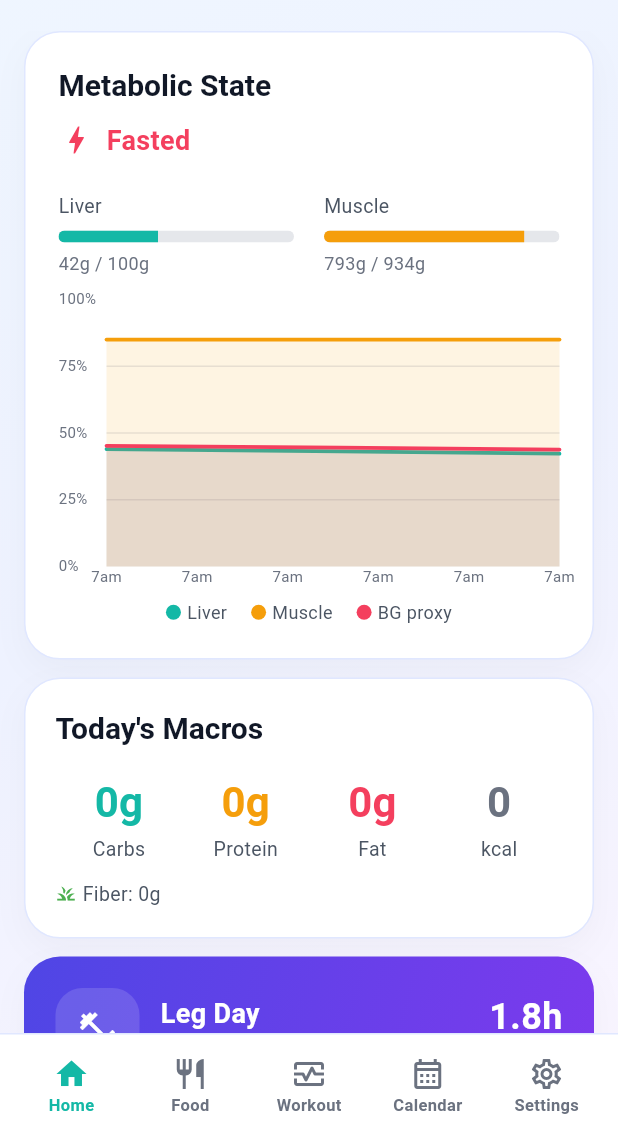
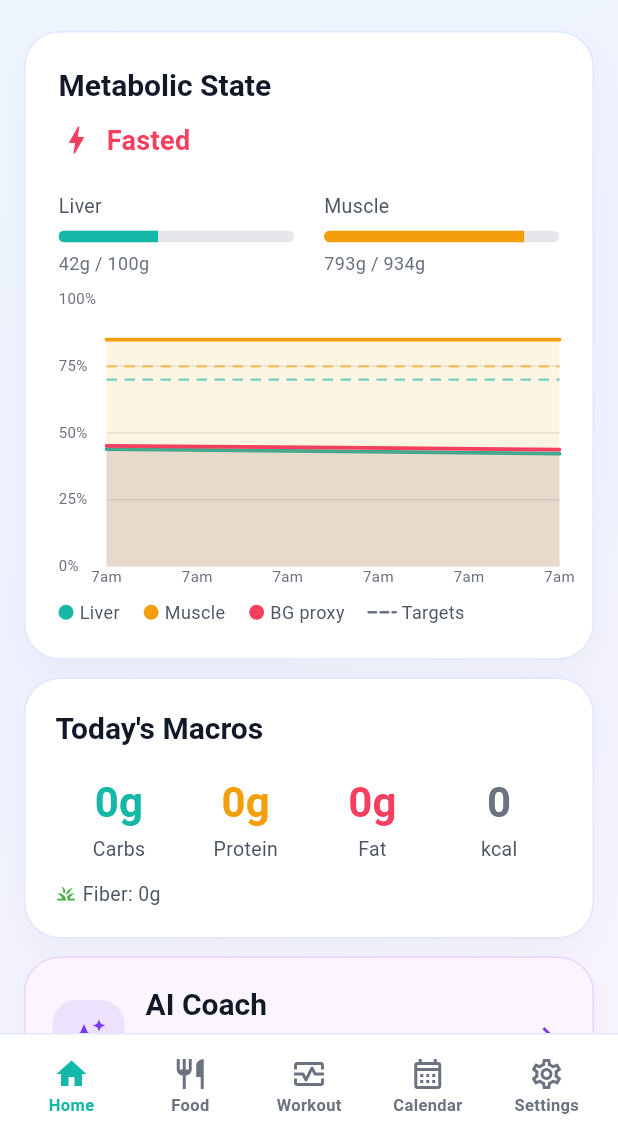
Before and after one commit to cashabranner/Hackathon-2026, a Flutter app: the screen it shows after launch, after a tap on "Alex — Fasted Morning", on a phone screen of 412 x 824 dp, the part 95-1236 px from its top. Run offline on Flutter 3.47's test engine with Material 3 defaults, Android fonts, the phone set to English and light mode, and no system bars; drawn by our look-alikes of fl_chart; our stand-ins replace flutter_dotenv, go_router; accounts and stored records are empty.

Commit message:
Added Summary page and target metrics

```diff
--- a/lib/config/app_config.dart
+++ b/lib/config/app_config.dart
@@ -5,6 +5,7 @@ class AppConfig {
   static const _supabaseAnonKeyDefine =
       String.fromEnvironment('SUPABASE_ANON_KEY');
   static const _foodParserUrlDefine = String.fromEnvironment('FOOD_PARSER_URL');
+  static const _coachChatUrlDefine = String.fromEnvironment('COACH_CHAT_URL');
 
   static String get supabaseUrl =>
       _supabaseUrlDefine.isNotEmpty ? _supabaseUrlDefine : _env('SUPABASE_URL');
@@ -17,8 +18,28 @@ class AppConfig {
       ? _foodParserUrlDefine
       : _env('FOOD_PARSER_URL');
 
+  static String get coachChatUrl {
+    if (_coachChatUrlDefine.isNotEmpty) return _coachChatUrlDefine;
+
+    final envValue = _env('COACH_CHAT_URL');
+    if (envValue.isNotEmpty) return envValue;
+
+    if (foodParserUrl.contains('/food-parser')) {
+      return foodParserUrl.replaceFirst('/food-parser', '/coach-chat');
+    }
+
+    if (supabaseUrl.isNotEmpty) {
+      return '$supabaseUrl/functions/v1/coach-chat';
+    }
+
+    return '';
+  }
+
   static bool get hasRemoteFoodParser =>
       foodParserUrl.isNotEmpty && supabaseAnonKey.isNotEmpty;
 
+  static bool get hasCoachChat =>
+      coachChatUrl.isNotEmpty && supabaseAnonKey.isNotEmpty;
+
   static String _env(String key) => dotenv.maybeGet(key) ?? '';
 }
--- a/lib/router.dart
+++ b/lib/router.dart
@@ -1,6 +1,7 @@
 import 'package:go_router/go_router.dart';
 
 import 'repositories/app_state.dart';
+import 'screens/coach_chat/coach_chat_screen.dart';
 import 'screens/dashboard/dashboard_screen.dart';
 import 'screens/food_log/food_log_screen.dart';
 import 'screens/lift_planner/lift_planner_screen.dart';
@@ -29,6 +30,10 @@ GoRouter buildRouter(AppState appState) {
         builder: (ctx, state) => const DashboardScreen(),
       ),
       GoRoute(
+        path: '/coach-chat',
+        builder: (ctx, state) => const CoachChatScreen(),
+      ),
+      GoRoute(
         path: '/food-log',
         builder: (ctx, state) => const FoodLogScreen(),
       ),
--- a/lib/screens/dashboard/dashboard_screen.dart
+++ b/lib/screens/dashboard/dashboard_screen.dart
@@ -223,6 +223,7 @@ class _DashboardScreenState extends State<DashboardScreen> {
                             onLogFood: () =>
                                 setState(() => _tab = _MainTab.food),
                             onDetails: () => context.push('/prescription'),
+                            onCoach: () => context.push('/coach-chat'),
                           ),
                         if (_tab == _MainTab.food)
                           _FoodPage(
@@ -434,6 +435,7 @@ class _HomePage extends StatelessWidget {
   final VoidCallback onPlanLift;
   final VoidCallback onLogFood;
   final VoidCallback onDetails;
+  final VoidCallback onCoach;
 
   const _HomePage({
     required this.state,
@@ -441,6 +443,7 @@ class _HomePage extends StatelessWidget {
     required this.onPlanLift,
     required this.onLogFood,
     required this.onDetails,
+    required this.onCoach,
   });
 
   @override
@@ -450,6 +453,8 @@ class _HomePage extends StatelessWidget {
         _MetabolicStateCard(state: metabolicState),
         const SizedBox(height: 12),
         MacroTotalsCard(state: metabolicState),
+        const SizedBox(height: 12),
+        _AiCoachCard(onTap: onCoach),
         const SizedBox(height: 12),
         _WorkoutCard(appState: state, onTap: onPlanLift),
         const SizedBox(height: 12),
@@ -587,6 +592,54 @@ class _GlycogenBar extends StatelessWidget {
           style: const TextStyle(color: AppTheme.gray500, fontSize: 12),
         ),
       ],
+    );
+  }
+}
+
+class _AiCoachCard extends StatelessWidget {
+  final VoidCallback onTap;
+
+  const _AiCoachCard({required this.onTap});
+
+  @override
+  Widget build(BuildContext context) {
+    return InkWell(
+      onTap: onTap,
+      borderRadius: BorderRadius.circular(24),
+      child: AppCard(
+        padding: const EdgeInsets.all(18),
+        borderColor: const Color(0xFFE9D5FF),
+        color: const Color(0xFFFAF5FF),
+        child: Row(
+          children: [
+            Container(
+              width: 48,
+              height: 48,
+              decoration: BoxDecoration(
+                color: AppTheme.purple.withAlpha(26),
+                borderRadius: BorderRadius.circular(16),
+              ),
+              child: const Icon(Icons.auto_awesome, color: AppTheme.purple),
+            ),
+            const SizedBox(width: 14),
+            Expanded(
+              child: Column(
+                crossAxisAlignment: CrossAxisAlignment.start,
+                children: [
+                  Text('AI Coach',
+                      style: Theme.of(context).textTheme.titleLarge),
+                  const SizedBox(height: 3),
+                  Text(
+                    'Recent fuel, glycogen, and training metrics',
+                    style: Theme.of(context).textTheme.bodyMedium,
+                  ),
+                ],
+              ),
+            ),
+            const Icon(Icons.chevron_right, color: AppTheme.purple),
+          ],
+        ),
+      ),
     );
   }
 }
--- a/lib/widgets/glycogen_chart.dart
+++ b/lib/widgets/glycogen_chart.dart
@@ -4,6 +4,9 @@ import 'package:intl/intl.dart';
 
 import '../models/metabolic_state.dart';
 import '../theme/app_theme.dart';
+
+const double _liverTargetPct = 70;
+const double _muscleTargetPct = 75;
 
 class GlycogenChart extends StatelessWidget {
   final List<GlycogenPoint> curve;
@@ -85,6 +88,22 @@ class GlycogenChart extends StatelessWidget {
                 const AxisTitles(sideTitles: SideTitles(showTitles: false)),
           ),
           borderData: FlBorderData(show: false),
+          extraLinesData: ExtraLinesData(
+            horizontalLines: [
+              _targetLine(
+                y: _liverTargetPct,
+                color: AppTheme.teal,
+                label: 'Liver target',
+                labelAlignment: Alignment.bottomRight,
+              ),
+              _targetLine(
+                y: _muscleTargetPct,
+                color: AppTheme.amber,
+                label: 'Muscle target',
+                labelAlignment: Alignment.topRight,
+              ),
+            ],
+          ),
           lineBarsData: [
             _line(liverSpots, AppTheme.teal, 'Liver'),
             _line(muscleSpots, AppTheme.amber, 'Muscle'),
@@ -102,6 +121,31 @@ class GlycogenChart extends StatelessWidget {
             ),
           ),
         ),
+      ),
+    );
+  }
+
+  HorizontalLine _targetLine({
+    required double y,
+    required Color color,
+    required String label,
+    required Alignment labelAlignment,
+  }) {
+    return HorizontalLine(
+      y: y,
+      color: color.withAlpha(150),
+      strokeWidth: 1.5,
+      dashArray: const [7, 5],
+      label: HorizontalLineLabel(
+        show: true,
+        alignment: labelAlignment,
+        padding: const EdgeInsets.only(right: 4, bottom: 2),
+        style: TextStyle(
+          color: color.withAlpha(210),
+          fontSize: 10,
+          fontWeight: FontWeight.w700,
+        ),
+        labelResolver: (_) => label,
       ),
     );
   }
@@ -127,23 +171,46 @@ class GlycogenLegend extends StatelessWidget {
 
   @override
   Widget build(BuildContext context) {
+    return Wrap(
+      spacing: 16,
+      runSpacing: 8,
+      alignment: WrapAlignment.center,
+      children: [
+        _LegendItem.swatch(color: AppTheme.teal, label: 'Liver'),
+        _LegendItem.swatch(color: AppTheme.amber, label: 'Muscle'),
+        _LegendItem.swatch(color: AppTheme.coral, label: 'BG proxy'),
+        _LegendItem.dashed(color: AppTheme.gray500, label: 'Targets'),
+      ],
+    );
+  }
+}
+
+class _LegendItem extends StatelessWidget {
+  final Color color;
+  final String label;
+  final bool dashed;
+
+  const _LegendItem.swatch({
+    required this.color,
+    required this.label,
+  }) : dashed = false;
+
+  const _LegendItem.dashed({
+    required this.color,
+    required this.label,
+  }) : dashed = true;
+
+  @override
+  Widget build(BuildContext context) {
     return Row(
-      mainAxisAlignment: MainAxisAlignment.center,
+      mainAxisSize: MainAxisSize.min,
       children: [
-        _dot(AppTheme.teal),
+        dashed ? _dash(color) : _dot(color),
         const SizedBox(width: 4),
-        const Text('Liver',
-            style: TextStyle(fontSize: 12, color: AppTheme.gray600)),
-        const SizedBox(width: 16),
-        _dot(AppTheme.amber),
-        const SizedBox(width: 4),
-        const Text('Muscle',
-            style: TextStyle(fontSize: 12, color: AppTheme.gray600)),
-        const SizedBox(width: 16),
-        _dot(AppTheme.coral),
-        const SizedBox(width: 4),
-        const Text('BG proxy',
-            style: TextStyle(fontSize: 12, color: AppTheme.gray600)),
+        Text(
+          label,
+          style: const TextStyle(fontSize: 12, color: AppTheme.gray600),
+        ),
       ],
     );
   }
@@ -153,4 +220,40 @@ class GlycogenLegend extends StatelessWidget {
         height: 10,
         decoration: BoxDecoration(color: c, shape: BoxShape.circle),
       );
+
+  Widget _dash(Color c) => SizedBox(
+        width: 18,
+        height: 10,
+        child: CustomPaint(painter: _DashedLegendPainter(c)),
+      );
 }
+
+class _DashedLegendPainter extends CustomPainter {
+  final Color color;
+
+  const _DashedLegendPainter(this.color);
+
+  @override
+  void paint(Canvas canvas, Size size) {
+    final paint = Paint()
+      ..color = color
+      ..strokeWidth = 1.6
+      ..strokeCap = StrokeCap.round;
+    const dashWidth = 5.0;
+    const gapWidth = 3.0;
+    var x = 0.0;
+    final y = size.height / 2;
+    while (x < size.width) {
+      canvas.drawLine(
+        Offset(x, y),
+        Offset((x + dashWidth).clamp(0, size.width), y),
+        paint,
+      );
+      x += dashWidth + gapWidth;
+    }
+  }
+
+  @override
+  bool shouldRepaint(covariant _DashedLegendPainter oldDelegate) =>
+      oldDelegate.color != color;
+}
```
Also changed, not shown: lib/screens/coach_chat/coach_chat_screen.dart (added, +463 -0 lines), lib/services/coach_chat_service.dart (added, +69 -0 lines), pubspec.lock, 3 other files.
